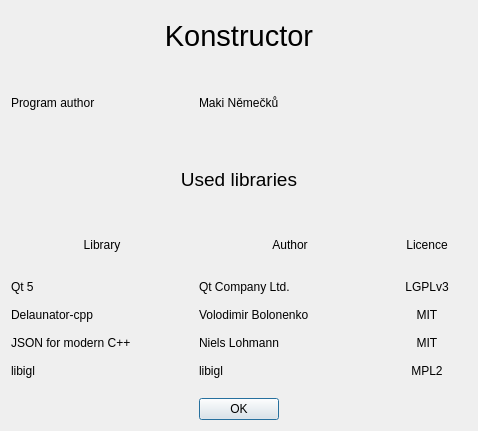
Old version of the form src/Dialogs/AboutDialog.ui in the repository Makimars/Konstructor.
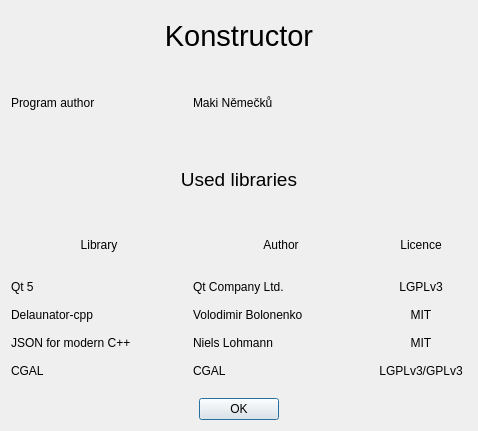
New version of the form.

Commit message: cleanup, changin AboutDialog information

Patch:
```diff
--- a/src/Dialogs/AboutDialog.ui
+++ b/src/Dialogs/AboutDialog.ui
@@ -228,21 +228,21 @@
    <item row="11" column="0">
     <widget class="QLabel" name="label_17">
      <property name="text">
-      <string>libigl</string>
+      <string>CGAL</string>
      </property>
     </widget>
    </item>
    <item row="11" column="1">
     <widget class="QLabel" name="label_18">
      <property name="text">
-      <string>libigl</string>
+      <string>CGAL</string>
      </property>
     </widget>
    </item>
    <item row="11" column="2">
     <widget class="QPushButton" name="pushButton">
      <property name="text">
-      <string>MPL2</string>
+      <string>LGPLv3/GPLv3</string>
      </property>
      <property name="flat">
       <bool>true</bool>
```
The commit also changes 3 other files.
